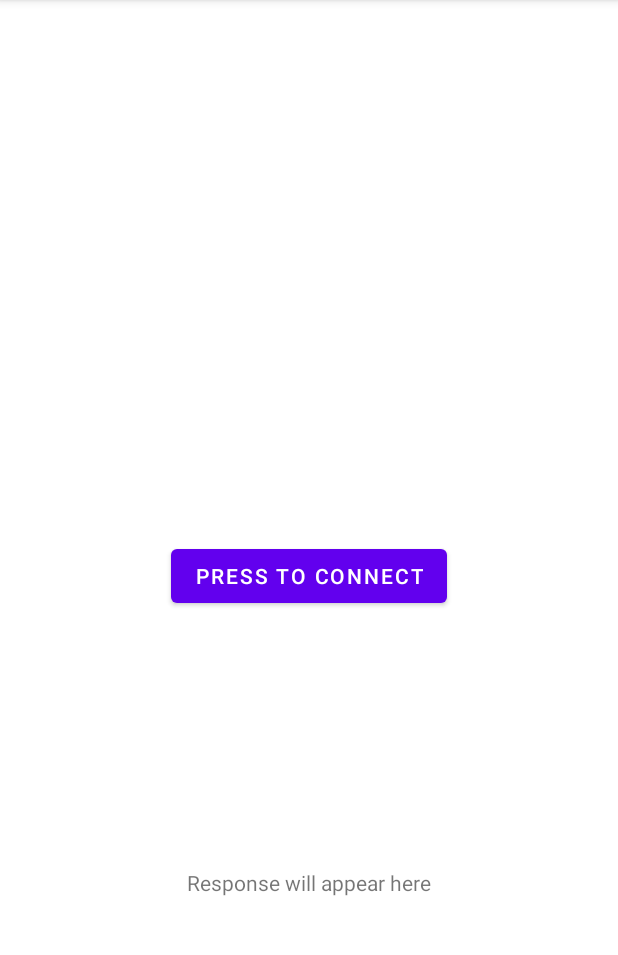
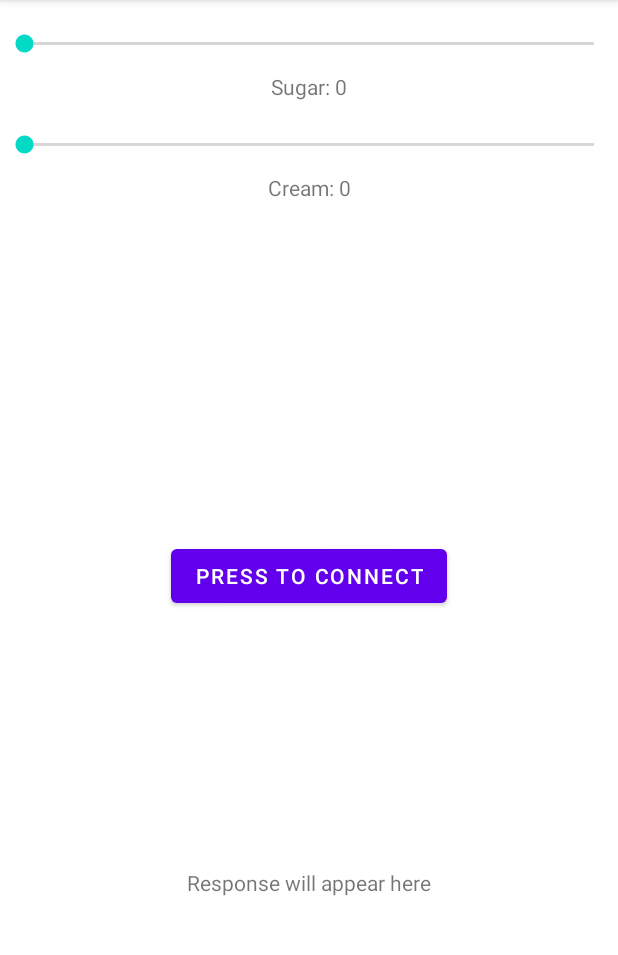
Before and after one commit to ntinker24/CoffeeBot, an Android app: the screen it shows after launch (MainActivity), on a phone screen of 412 x 824 dp, the part 84-1039 px from its top. Run offline under Robolectric (Android 15) with nearby library versions, the phone set to English and light mode, and no system bars.

Commit message:
2 sliders with button that receives request

```diff
--- a/app/src/main/java/com/example/coffeebot/MainActivity.java
+++ b/app/src/main/java/com/example/coffeebot/MainActivity.java
@@ -4,6 +4,7 @@ import android.os.Bundle;
 import android.util.Log;
 import android.view.View;
 import android.widget.Button;
+import android.widget.SeekBar;
 import android.widget.TextView;
 
 import androidx.appcompat.app.AppCompatActivity;
@@ -19,6 +20,8 @@ import okhttp3.Response;
 public class MainActivity extends AppCompatActivity {
 
     private TextView responseTextView;
+    private SeekBar sugarSlider, creamSlider;
+    private TextView sugarText, creamText;
 
     @Override
     protected void onCreate(Bundle savedInstanceState) {
@@ -26,6 +29,10 @@ public class MainActivity extends AppCompatActivity {
         setContentView(R.layout.activity_main);
 
         responseTextView = findViewById(R.id.responseTextView);
+        sugarSlider = findViewById(R.id.sugarSlider);
+        creamSlider = findViewById(R.id.creamSlider);
+        sugarText = findViewById(R.id.sugarText);
+        creamText = findViewById(R.id.creamText);
 
         // Find the button by its ID and set a click listener on the button
         Button connectButton = findViewById(R.id.connectButton);
@@ -36,13 +43,46 @@ public class MainActivity extends AppCompatActivity {
                 Log.d("CoffeeBot", "Button pressed");
             }
         });
+
+        sugarSlider.setOnSeekBarChangeListener(new SeekBar.OnSeekBarChangeListener() {
+            @Override
+            public void onProgressChanged(SeekBar seekBar, int progress, boolean fromUser) {
+                sugarText.setText("Sugar: " + progress);
+            }
+
+            @Override
+            public void onStartTrackingTouch(SeekBar seekBar) {
+                // Add any required functionality here
+            }
+
+            @Override
+            public void onStopTrackingTouch(SeekBar seekBar) {
+                // Add any required functionality here
+            }
+        });
+
+        creamSlider.setOnSeekBarChangeListener(new SeekBar.OnSeekBarChangeListener() {
+            @Override
+            public void onProgressChanged(SeekBar seekBar, int progress, boolean fromUser) {
+                creamText.setText("Cream: " + progress);
+            }
+
+            @Override
+            public void onStartTrackingTouch(SeekBar seekBar) {
+                // Add any required functionality here
+            }
+
+            @Override
+            public void onStopTrackingTouch(SeekBar seekBar) {
+                // Add any required functionality here
+            }
+        });
     }
 
     private void sendGetRequestToPi() {
         // Create a new OkHttpClient
         OkHttpClient client = new OkHttpClient();
 
-        // Replace "http://192.168.1.XXX/endpoint" with your actual Raspberry Pi's IP address and endpoint
         String url = "http://10.121.4.204:5000/endpoint";
 
         // Build the request
--- a/app/src/main/res/layout/activity_main.xml
+++ b/app/src/main/res/layout/activity_main.xml
@@ -26,4 +26,49 @@
         app:layout_constraintEnd_toEndOf="parent"
         app:layout_constraintBottom_toBottomOf="parent"/>
 
+    <SeekBar
+        android:id="@+id/sugarSlider"
+        android:layout_width="0dp"
+        android:layout_height="wrap_content"
+        android:max="3"
+        android:progress="0"
+        app:layout_constraintTop_toTopOf="parent"
+        app:layout_constraintLeft_toLeftOf="parent"
+        app:layout_constraintRight_toRightOf="parent"
+        app:layout_constraintHorizontal_bias="0.5"
+        android:layout_marginTop="20dp"/>
+
+    <TextView
+        android:id="@+id/sugarText"
+        android:layout_width="wrap_content"
+        android:layout_height="wrap_content"
+        android:text="Sugar: 0"
+        app:layout_constraintTop_toBottomOf="@+id/sugarSlider"
+        app:layout_constraintLeft_toLeftOf="parent"
+        app:layout_constraintRight_toRightOf="parent"
+        android:layout_marginTop="10dp"/>
+
+    <SeekBar
+        android:id="@+id/creamSlider"
+        android:layout_width="0dp"
+        android:layout_height="wrap_content"
+        android:max="3"
+        android:progress="0"
+        app:layout_constraintTop_toBottomOf="@+id/sugarText"
+        app:layout_constraintLeft_toLeftOf="parent"
+        app:layout_constraintRight_toRightOf="parent"
+        app:layout_constraintHorizontal_bias="0.5"
+        android:layout_marginTop="20dp"/>
+
+    <TextView
+        android:id="@+id/creamText"
+        android:layout_width="wrap_content"
+        android:layout_height="wrap_content"
+        android:text="Cream: 0"
+        app:layout_constraintTop_toBottomOf="@+id/creamSlider"
+        app:layout_constraintLeft_toLeftOf="parent"
+        app:layout_constraintRight_toRightOf="parent"
+        android:layout_marginTop="10dp"/>
+
+
 </androidx.constraintlayout.widget.ConstraintLayout>
```
